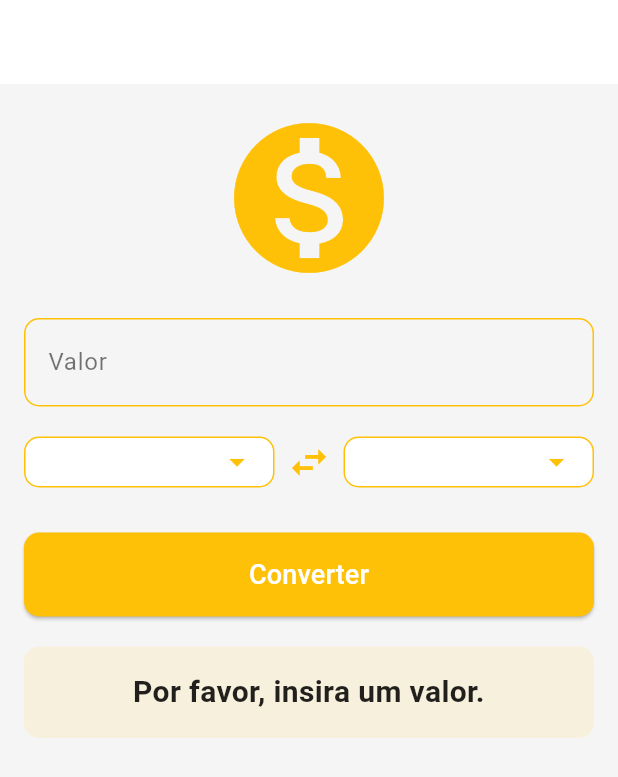
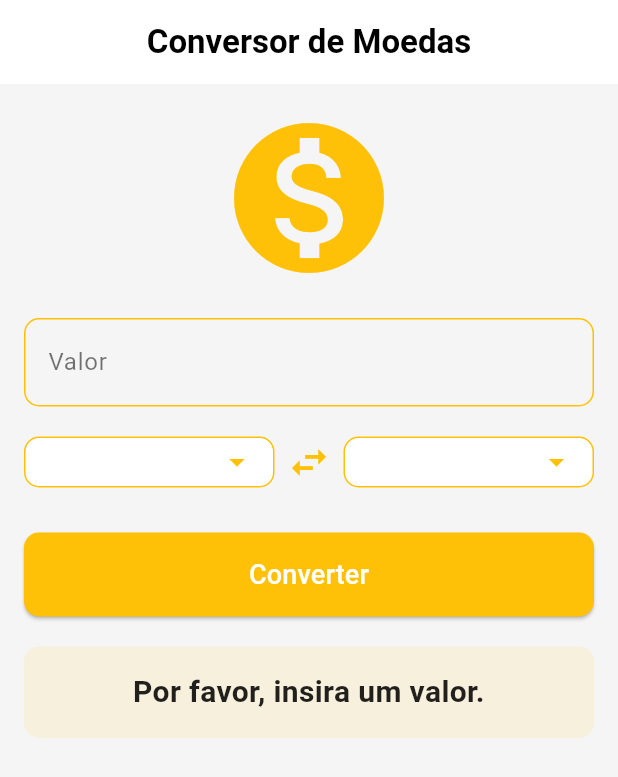
Before and after one commit to Chiqueto/conversor_moedas, a Flutter app: the screen it shows after launch, after a tap on "Converter", on a phone screen of 412 x 824 dp. Shown: the top 777 px of the screen. Run offline on Flutter 3.47's test engine with Material 3 defaults, Android fonts, the phone set to English and light mode, and no system bars; network calls fail.

Commit message:
fix: header color

```diff
--- a/lib/screens/home_page.dart
+++ b/lib/screens/home_page.dart
@@ -86,7 +86,7 @@ class _HomePageState extends State<HomePage> {
       appBar: AppBar(
         title: const Text(
           'Conversor de Moedas',
-          style: TextStyle(color: Colors.white, fontWeight: FontWeight.bold),
+          style: TextStyle(color: Colors.black, fontWeight: FontWeight.bold),
         ),
         centerTitle: true,
       ),
```
